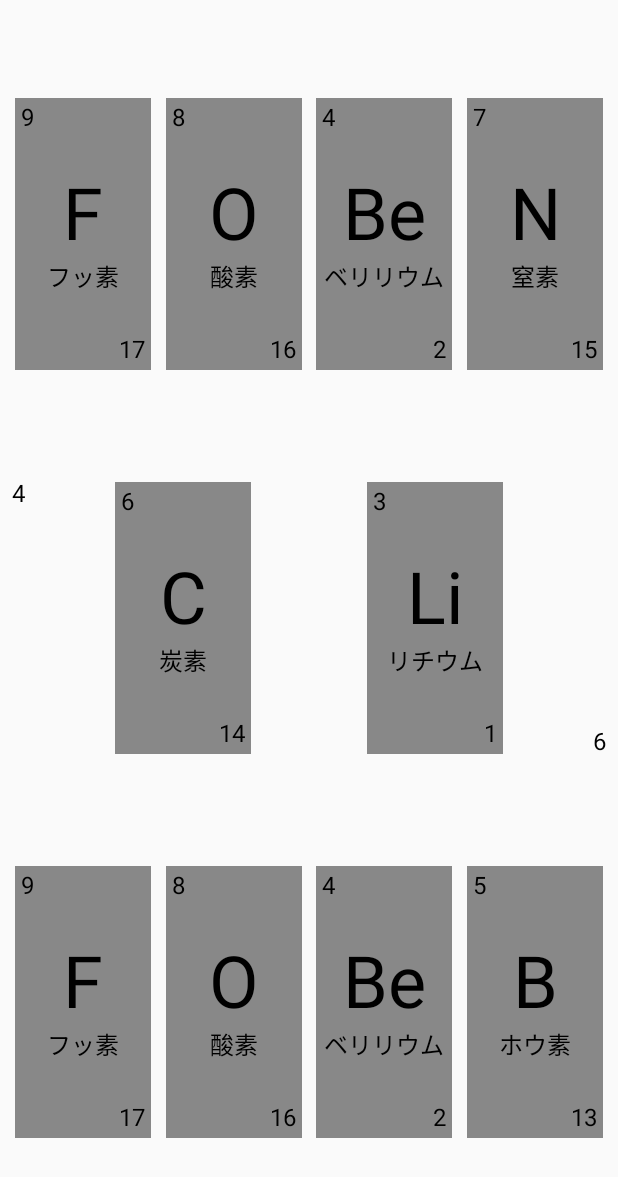
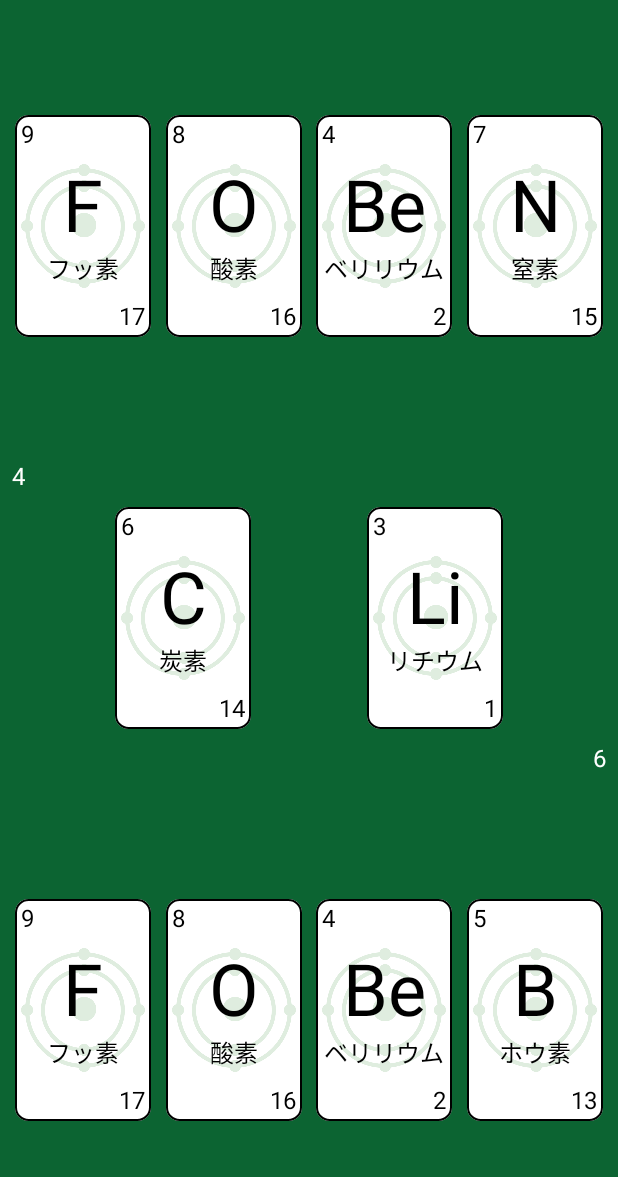
Before and after one commit to OtaTeruya/ElementSpeed_Android, an Android app built with Jetpack Compose: the screen it shows after launch (GameActivity), on a phone screen of 412 x 824 dp. Shown: the top 1177 px of the screen. Run offline under Robolectric (Android 15) with nearby library versions, the phone set to English and light mode, and no system bars.

Commit message:
見た目の調整

```diff
--- a/app/src/main/java/com/complete/elementspeed/ui/Card.kt
+++ b/app/src/main/java/com/complete/elementspeed/ui/Card.kt
@@ -4,12 +4,16 @@ import androidx.compose.animation.AnimatedContent
 import androidx.compose.animation.fadeIn
 import androidx.compose.animation.fadeOut
 import androidx.compose.animation.togetherWith
+import androidx.compose.foundation.Image
 import androidx.compose.foundation.background
+import androidx.compose.foundation.border
+import androidx.compose.foundation.layout.Box
 import androidx.compose.foundation.layout.Column
 import androidx.compose.foundation.layout.Row
 import androidx.compose.foundation.layout.Spacer
 import androidx.compose.foundation.layout.padding
 import androidx.compose.foundation.layout.size
+import androidx.compose.foundation.shape.RoundedCornerShape
 import androidx.compose.material3.Text
 import androidx.compose.runtime.Composable
 import androidx.compose.runtime.LaunchedEffect
@@ -21,8 +25,10 @@ import androidx.compose.ui.Alignment
 import androidx.compose.ui.Modifier
 import androidx.compose.ui.graphics.Color
 import androidx.compose.ui.platform.LocalConfiguration
+import androidx.compose.ui.res.painterResource
 import androidx.compose.ui.unit.dp
 import androidx.compose.ui.unit.sp
+import com.complete.elementspeed.R
 import com.complete.elementspeed.data.Element
 
 @Composable
@@ -52,17 +58,34 @@ fun Card(element: Element?) {
             fadeIn() togetherWith fadeOut()
         }
     ) {it ->
-        Column(
-            horizontalAlignment = Alignment.CenterHorizontally,
+        Box(
+            contentAlignment = Alignment.Center,
             modifier = Modifier
                 .size(
                     (LocalConfiguration.current.screenWidthDp * 0.22).dp,
-                    (LocalConfiguration.current.screenHeightDp * 0.22).dp
+                    (LocalConfiguration.current.screenWidthDp * 0.36).dp
                 )
-                .background(if(it!=null) Color.Gray else Color.Transparent)
+                .border(
+                    width = 1.dp,
+                    color = (if (it != null) Color.Black else Color.Transparent),
+                    shape = RoundedCornerShape(10)
+                )
+                .background(
+                    color = (if (it != null) Color.White else Color.Transparent),
+                    shape = RoundedCornerShape(10)
+                )
                 .padding(4.dp)
         ) {
             if (it != null) {
+                Image(
+                    painter = painterResource(id = R.drawable.element_image),
+                    contentDescription = null
+                )
+
+                Column(
+                    horizontalAlignment = Alignment.CenterHorizontally,
+                ) {
+
                     Row {
                         Text(
                             text = it.elementNumber.toString(),
@@ -100,3 +123,4 @@ fun Card(element: Element?) {
             }
         }
     }
+}
--- a/app/src/main/java/com/complete/elementspeed/ui/GameActivity.kt
+++ b/app/src/main/java/com/complete/elementspeed/ui/GameActivity.kt
@@ -1,11 +1,14 @@
 package com.complete.elementspeed.ui
 
 import android.content.Intent
+import android.os.Build
 import android.os.Bundle
 import android.os.Handler
 import android.os.Looper
 import android.view.View
 import android.view.ViewGroup
+import android.view.WindowInsets
+import android.view.WindowInsetsController.BEHAVIOR_SHOW_TRANSIENT_BARS_BY_SWIPE
 import android.widget.FrameLayout
 import androidx.appcompat.app.AppCompatActivity
 import androidx.compose.foundation.layout.fillMaxSize
@@ -32,6 +35,7 @@ class GameActivity: AppCompatActivity(), MyCallback {
     override fun onCreate(savedInstanceState: Bundle?) {
         super.onCreate(savedInstanceState)
         setContentView(R.layout.view_game)
+        setUpFullScreen()
 
         viewModel = ViewModelProvider(this)[GameViewModel::class.java]
         initializeAllCard()
@@ -67,6 +71,24 @@ class GameActivity: AppCompatActivity(), MyCallback {
     override fun onPause() {
         super.onPause()
         computerPlayer.stopRepeatingTask()
+    }
+
+    private fun setUpFullScreen() {
+        // 下のタブを消してフルスクリーンにする
+        if (Build.VERSION.SDK_INT >= Build.VERSION_CODES.R) {
+            window.decorView.windowInsetsController?.apply {
+                hide(WindowInsets.Type.systemBars())
+                systemBarsBehavior = BEHAVIOR_SHOW_TRANSIENT_BARS_BY_SWIPE
+            }
+            // API 29以下の場合
+        } else {
+            window.decorView.systemUiVisibility = (
+                    View.SYSTEM_UI_FLAG_IMMERSIVE_STICKY
+                            or View.SYSTEM_UI_FLAG_LAYOUT_HIDE_NAVIGATION
+                            or View.SYSTEM_UI_FLAG_LAYOUT_FULLSCREEN
+                            or View.SYSTEM_UI_FLAG_HIDE_NAVIGATION
+                            or View.SYSTEM_UI_FLAG_FULLSCREEN)
+        }
     }
 
     private fun initializeAllCard() {
--- a/app/src/main/java/com/complete/elementspeed/ui/Player1Fragment.kt
+++ b/app/src/main/java/com/complete/elementspeed/ui/Player1Fragment.kt
@@ -117,6 +117,7 @@ class Player1Fragment(private val callback: MyCallback) : Fragment() {
             Text(
                 text = tehudaNumber1p.toString(),
                 fontSize = 16.sp,
+                color = Color.White,
                 modifier = Modifier.padding(8.dp)
             )
 
--- a/app/src/main/java/com/complete/elementspeed/ui/Player2Fragment.kt
+++ b/app/src/main/java/com/complete/elementspeed/ui/Player2Fragment.kt
@@ -63,6 +63,7 @@ class Player2Fragment : Fragment() {
             Text(
                 text = tehudaNumber2p.toString(),
                 fontSize = 16.sp,
+                color = Color.White,
                 modifier = Modifier.padding(8.dp)
             )
         }
--- a/app/src/main/res/layout/view_game.xml
+++ b/app/src/main/res/layout/view_game.xml
@@ -3,7 +3,8 @@
     android:id="@+id/frame_layout"
     xmlns:android="http://schemas.android.com/apk/res/android"
     android:layout_width="match_parent"
-    android:layout_height="match_parent">
+    android:layout_height="match_parent"
+    android:background="@color/green">
     <LinearLayout
         android:id="@+id/ly_daihuda"
         android:layout_width="match_parent"
--- a/app/src/main/res/values/colors.xml
+++ b/app/src/main/res/values/colors.xml
@@ -9,4 +9,5 @@
     <color name="white">#FFFFFFFF</color>
     <color name="transparentBlack">#AA000000</color>
     <color name="transparentRed">#22AA0000</color>
+    <color name="green">#0C6432</color>
 </resources>
```
Also changed, not shown: app/src/main/res/drawable/element_image.png (added). Lines whose indentation alone changed are shown as unchanged.
